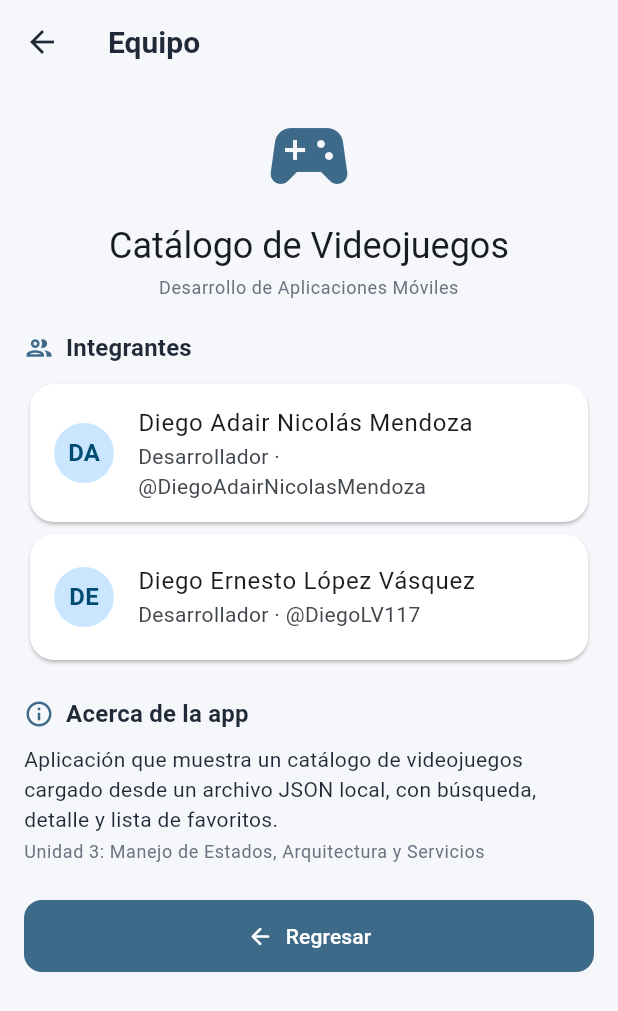
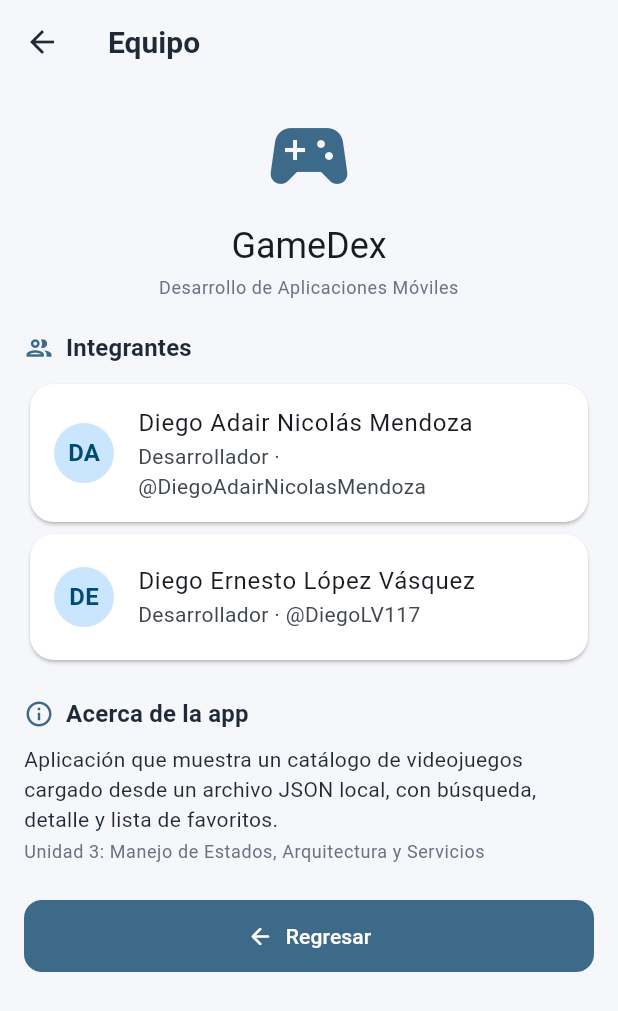
Before and after one commit to DiegoLV117/catalogo_videojuegos, a Flutter app: the EquipoScreen screen opened directly, on a phone screen of 412 x 824 dp. Shown: the top 1011 px of the screen. Run offline on Flutter 3.47's test engine with Material 3 defaults, Android fonts, the phone set to English and light mode, and no system bars; network calls fail.

Commit message:
feat: cambiar nombre de la app a GameDex

```diff
--- a/lib/core/constants/app_strings.dart
+++ b/lib/core/constants/app_strings.dart
@@ -1,5 +1,5 @@
 class AppStrings {
-  static const nombreApp = 'Catálogo de Videojuegos';
+  static const nombreApp = 'GameDex';
   static const materia = 'Desarrollo de Aplicaciones Móviles';
   static const unidad = 'Unidad 3: Manejo de Estados, Arquitectura y Servicios';
   static const descripcion =
```
